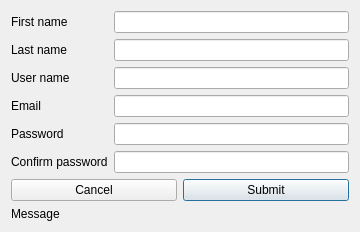
Old version of the form FAQsBrowser/RegistrationDlg.ui in the repository congchenutd/COFAQs.
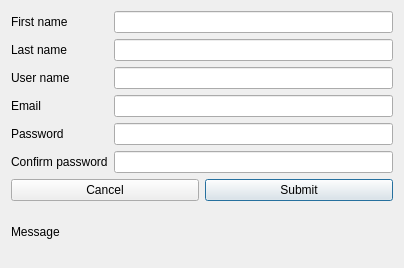
New version of the form.

Diff of the .ui file:
```diff
--- a/FAQsBrowser/RegistrationDlg.ui
+++ b/FAQsBrowser/RegistrationDlg.ui
@@ -6,8 +6,8 @@
    <rect>
     <x>0</x>
     <y>0</y>
-    <width>360</width>
-    <height>228</height>
+    <width>404</width>
+    <height>268</height>
    </rect>
   </property>
   <property name="windowTitle">
```
